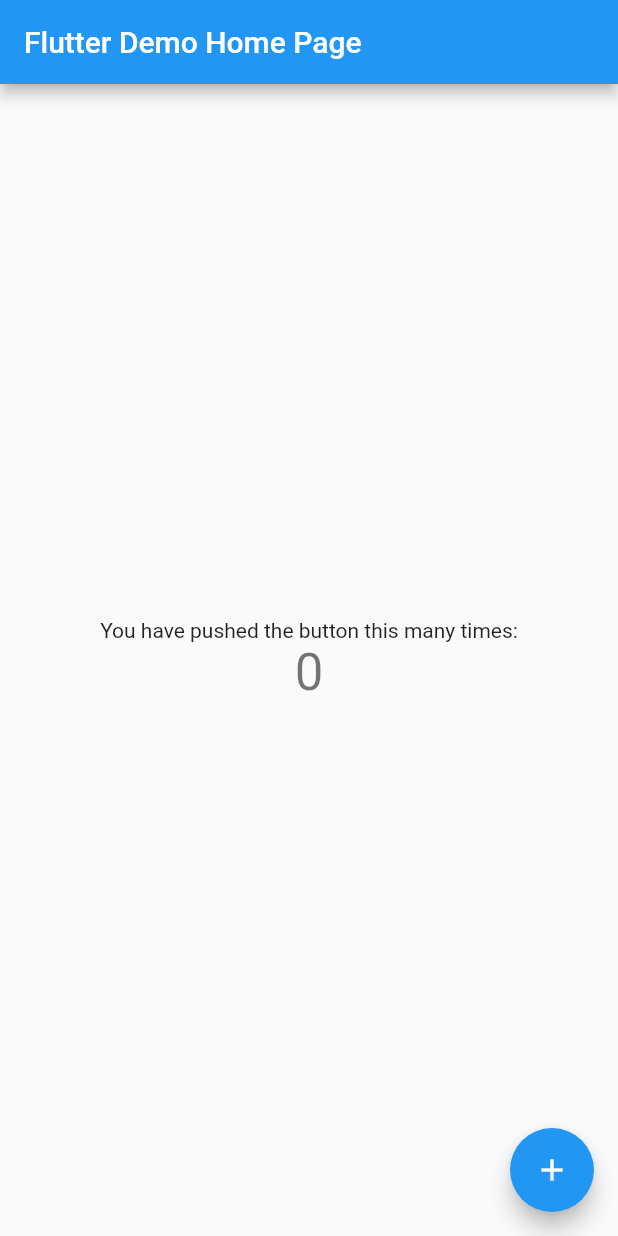
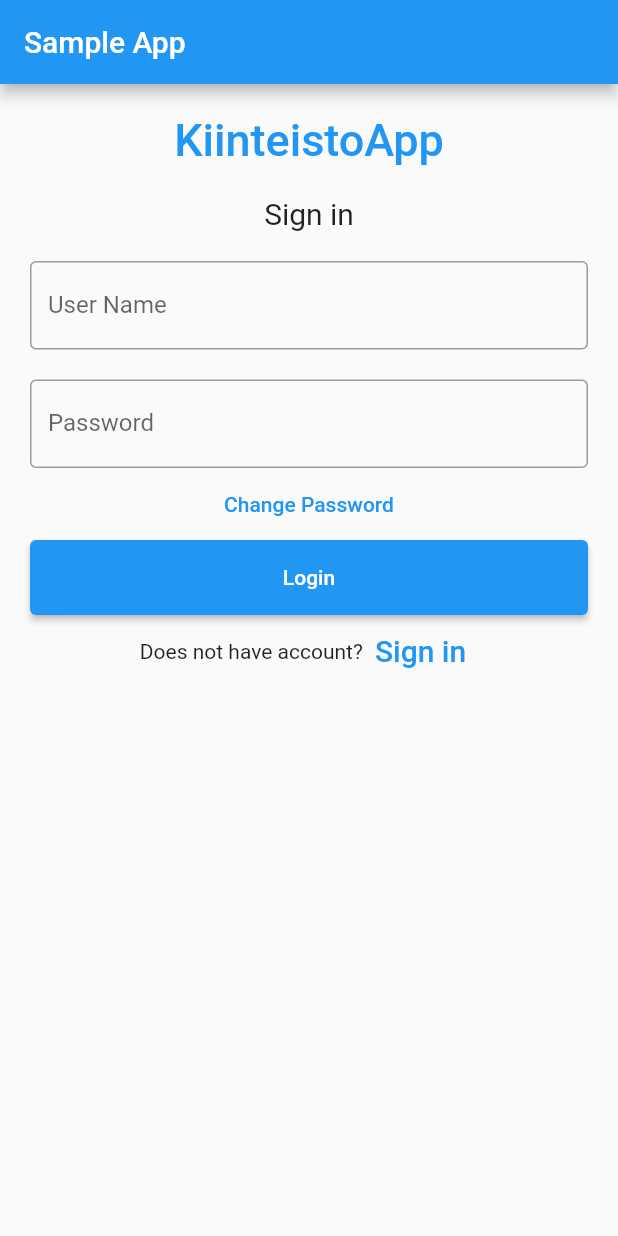
Before and after one commit to Mobiilikehitysprojekti/Flutter-Kiinteistohuolto, a Flutter app: the screen it shows after launch, on a phone screen of 412 x 824 dp. Run offline on Flutter 3.47's test engine with Material 2 defaults, Android fonts, the phone set to English and light mode, and no system bars.

Commit message:
Updated sign in menu

```diff
--- a/lib/main.dart
+++ b/lib/main.dart
@@ -1,115 +1,16 @@
 import 'package:flutter/material.dart';
+import './signIn.dart';
 
 void main() {
-  runApp(const MyApp());
+  runApp(MyApp());
 }
 
 class MyApp extends StatelessWidget {
-  const MyApp({super.key});
-
-  // This widget is the root of your application.
   @override
   Widget build(BuildContext context) {
     return MaterialApp(
-      title: 'Flutter Demo',
-      theme: ThemeData(
-        // This is the theme of your application.
-        //
-        // Try running your application with "flutter run". You'll see the
-        // application has a blue toolbar. Then, without quitting the app, try
-        // changing the primarySwatch below to Colors.green and then invoke
-        // "hot reload" (press "r" in the console where you ran "flutter run",
-        // or simply save your changes to "hot reload" in a Flutter IDE).
-        // Notice that the counter didn't reset back to zero; the application
-        // is not restarted.
-        primarySwatch: Colors.blue,
-      ),
-      home: const MyHomePage(title: 'Flutter Demo Home Page'),
+      title: 'My App',
+      home: Signin(),
     );
   }
 }
-
-class MyHomePage extends StatefulWidget {
-  const MyHomePage({super.key, required this.title});
-
-  // This widget is the home page of your application. It is stateful, meaning
-  // that it has a State object (defined below) that contains fields that affect
-  // how it looks.
-
-  // This class is the configuration for the state. It holds the values (in this
-  // case the title) provided by the parent (in this case the App widget) and
-  // used by the build method of the State. Fields in a Widget subclass are
-  // always marked "final".
-
-  final String title;
-
-  @override
-  State<MyHomePage> createState() => _MyHomePageState();
-}
-
-class _MyHomePageState extends State<MyHomePage> {
-  int _counter = 0;
-
-  void _incrementCounter() {
-    setState(() {
-      // This call to setState tells the Flutter framework that something has
-      // changed in this State, which causes it to rerun the build method below
-      // so that the display can reflect the updated values. If we changed
-      // _counter without calling setState(), then the build method would not be
-      // called again, and so nothing would appear to happen.
-      _counter++;
-    });
-  }
-
-  @override
-  Widget build(BuildContext context) {
-    // This method is rerun every time setState is called, for instance as done
-    // by the _incrementCounter method above.
-    //
-    // The Flutter framework has been optimized to make rerunning build methods
-    // fast, so that you can just rebuild anything that needs updating rather
-    // than having to individually change instances of widgets.
-    return Scaffold(
-      appBar: AppBar(
-        // Here we take the value from the MyHomePage object that was created by
-        // the App.build method, and use it to set our appbar title.
-        title: Text(widget.title),
-      ),
-      body: Center(
-        // Center is a layout widget. It takes a single child and positions it
-        // in the middle of the parent.
-        child: Column(
-          // Column is also a layout widget. It takes a list of children and
-          // arranges them vertically. By default, it sizes itself to fit its
-          // children horizontally, and tries to be as tall as its parent.
-          //
-          // Invoke "debug painting" (press "p" in the console, choose the
-          // "Toggle Debug Paint" action from the Flutter Inspector in Android
-          // Studio, or the "Toggle Debug Paint" command in Visual Studio Code)
-          // to see the wireframe for each widget.
-          //
-          // Column has various properties to control how it sizes itself and
-          // how it positions its children. Here we use mainAxisAlignment to
-          // center the children vertically; the main axis here is the vertical
-          // axis because Columns are vertical (the cross axis would be
-          // horizontal).
-          mainAxisAlignment: MainAxisAlignment.center,
-          children: <Widget>[
-            const Text(
-              'You have pushed the button this many times:',
-            ),
-            Text(
-              '$_counter',
-              style: Theme.of(context).textTheme.headlineMedium,
-            ),
-          ],
-        ),
-      ),
-      floatingActionButton: FloatingActionButton(
-        onPressed: _incrementCounter,
-        tooltip: 'Increment',
-        child: const Icon(Icons.add),
-      ), // This trailing comma makes auto-formatting nicer for build methods.
-    );
-  }
-}
--- a/lib/signIn.dart
+++ b/lib/signIn.dart
@@ -0,0 +1,113 @@
+import 'package:flutter/material.dart';
+
+void main() => runApp(const Signin());
+
+class Signin extends StatelessWidget {
+  const Signin({Key? key}) : super(key: key);
+
+  static const String _title = 'Sample App';
+
+  @override
+  Widget build(BuildContext context) {
+    return MaterialApp(
+      debugShowCheckedModeBanner: false,
+      title: _title,
+      home: Scaffold(
+        appBar: AppBar(title: const Text(_title)),
+        body: const MyStatefulWidget(),
+      ),
+    );
+  }
+}
+
+class MyStatefulWidget extends StatefulWidget {
+  const MyStatefulWidget({Key? key}) : super(key: key);
+
+  @override
+  State<MyStatefulWidget> createState() => _MyStatefulWidgetState();
+}
+
+class _MyStatefulWidgetState extends State<MyStatefulWidget> {
+  TextEditingController nameController = TextEditingController();
+  TextEditingController passwordController = TextEditingController();
+
+  @override
+  Widget build(BuildContext context) {
+    return Padding(
+        padding: const EdgeInsets.all(10),
+        child: ListView(
+          children: <Widget>[
+            Container(
+                alignment: Alignment.center,
+                padding: const EdgeInsets.all(10),
+                child: const Text(
+                  'KiinteistoApp',
+                  style: TextStyle(
+                      color: Colors.blue,
+                      fontWeight: FontWeight.w500,
+                      fontSize: 30),
+                )),
+            Container(
+                alignment: Alignment.center,
+                padding: const EdgeInsets.all(10),
+                child: const Text(
+                  'Sign in',
+                  style: TextStyle(fontSize: 20),
+                )),
+            Container(
+              padding: const EdgeInsets.all(10),
+              child: TextField(
+                controller: nameController,
+                decoration: const InputDecoration(
+                  border: OutlineInputBorder(),
+                  labelText: 'User Name',
+                ),
+              ),
+            ),
+            Container(
+              padding: const EdgeInsets.fromLTRB(10, 10, 10, 0),
+              child: TextField(
+                obscureText: true,
+                controller: passwordController,
+                decoration: const InputDecoration(
+                  border: OutlineInputBorder(),
+                  labelText: 'Password',
+                ),
+              ),
+            ),
+            TextButton(
+              onPressed: () {
+                //change password screen
+              },
+              child: const Text('Change Password',),
+            ),
+            Container(
+                height: 50,
+                padding: const EdgeInsets.fromLTRB(10, 0, 10, 0),
+                child: ElevatedButton(
+                  child: const Text('Login'),
+                  onPressed: () {
+                    print(nameController.text);
+                    print(passwordController.text);
+                  },
+                )
+            ),
+            Row(
+              children: <Widget>[
+                const Text('Does not have account?'),
+                TextButton(
+                  child: const Text(
+                    'Sign in',
+                    style: TextStyle(fontSize: 20),
+                  ),
+                  onPressed: () {
+                    //signup screen
+                  },
+                )
+              ],
+              mainAxisAlignment: MainAxisAlignment.center,
+            ),
+          ],
+        ));
+  }
+}
```
